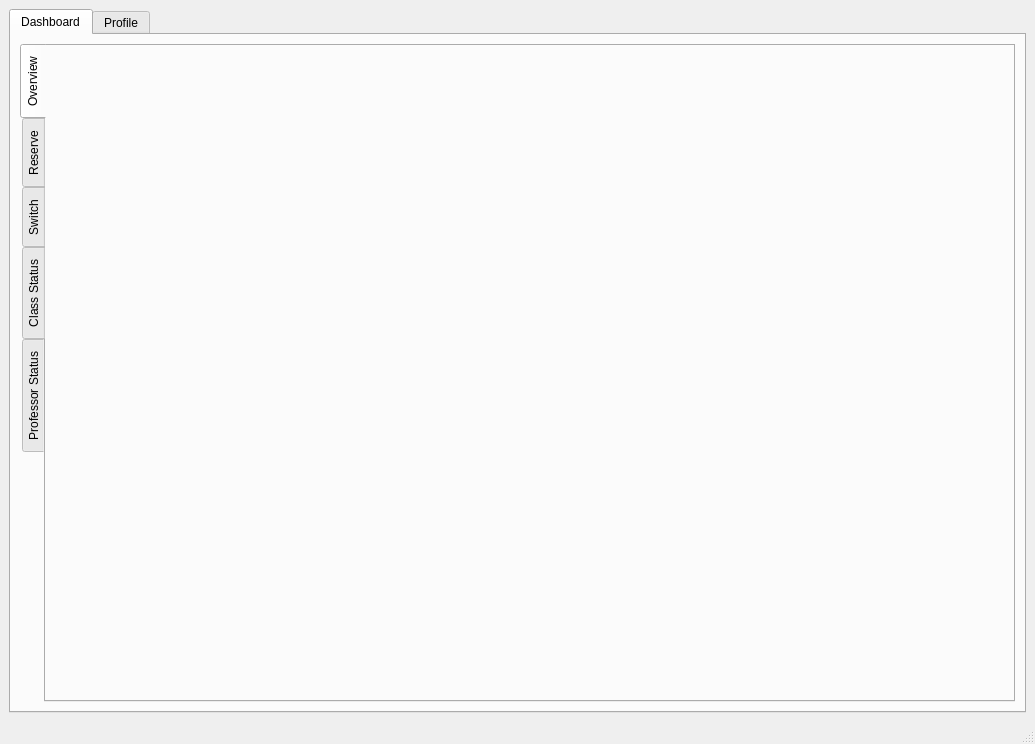
Old version of the form bms/mainwindow.ui in the repository MythicSTR/bms-project.
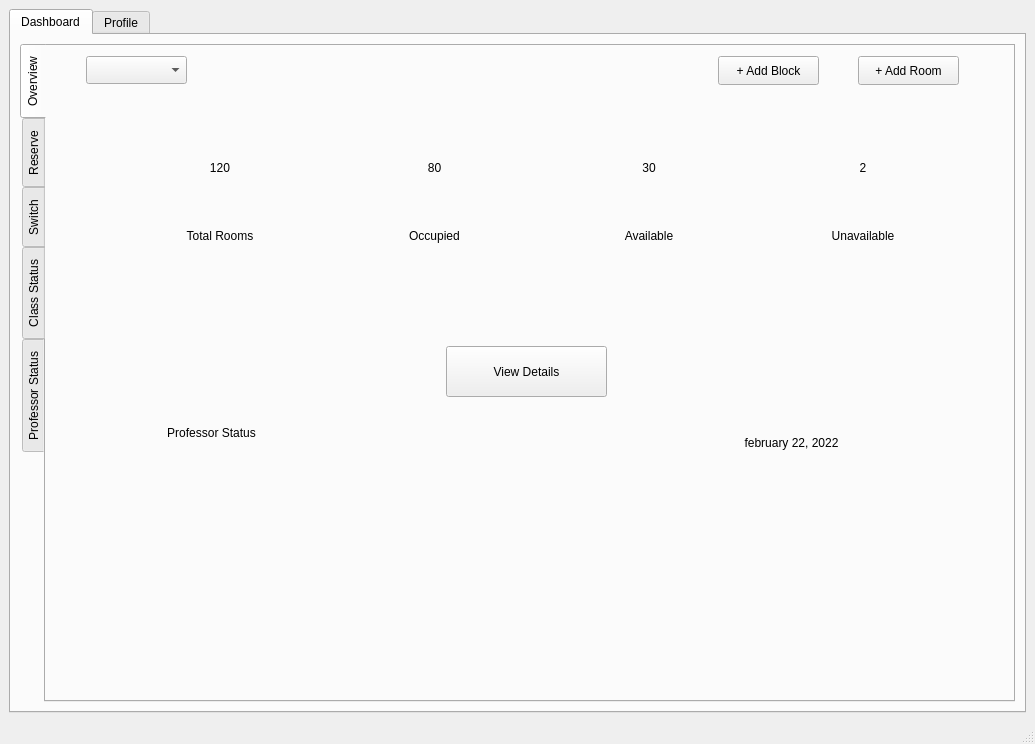
New version of the form. The open tabs and pages were chosen to show the change.

Commit message: added widgets to dashboard-overview

Diff of the .ui file:
```diff
--- a/bms/mainwindow.ui
+++ b/bms/mainwindow.ui
@@ -43,6 +43,195 @@
            <attribute name="title">
             <string>Overview</string>
            </attribute>
+           <widget class="QComboBox" name="comboBox_20">
+            <property name="geometry">
+             <rect>
+              <x>40</x>
+              <y>10</y>
+              <width>101</width>
+              <height>28</height>
+             </rect>
+            </property>
+           </widget>
+           <widget class="QLabel" name="label_27">
+            <property name="geometry">
+             <rect>
+              <x>610</x>
+              <y>390</y>
+              <width>271</width>
+              <height>91</height>
+             </rect>
+            </property>
+            <property name="text">
+             <string>february 22, 2022</string>
+            </property>
+            <property name="alignment">
+             <set>Qt::AlignHCenter|Qt::AlignTop</set>
+            </property>
+           </widget>
+           <widget class="QLabel" name="label_28">
+            <property name="geometry">
+             <rect>
+              <x>40</x>
+              <y>380</y>
+              <width>251</width>
+              <height>91</height>
+             </rect>
+            </property>
+            <property name="text">
+             <string>Professor Status</string>
+            </property>
+            <property name="alignment">
+             <set>Qt::AlignHCenter|Qt::AlignTop</set>
+            </property>
+           </widget>
+           <widget class="QPushButton" name="pushButton_4">
+            <property name="geometry">
+             <rect>
+              <x>400</x>
+              <y>300</y>
+              <width>161</width>
+              <height>51</height>
+             </rect>
+            </property>
+            <property name="text">
+             <string>View Details</string>
+            </property>
+           </widget>
+           <widget class="QPushButton" name="pushButton_5">
+            <property name="geometry">
+             <rect>
+              <x>672</x>
+              <y>10</y>
+              <width>101</width>
+              <height>29</height>
+             </rect>
+            </property>
+            <property name="text">
+             <string>+ Add Block</string>
+            </property>
+           </widget>
+           <widget class="QPushButton" name="pushButton_6">
+            <property name="geometry">
+             <rect>
+              <x>812</x>
+              <y>10</y>
+              <width>101</width>
+              <height>29</height>
+             </rect>
+            </property>
+            <property name="text">
+             <string>+ Add Room</string>
+            </property>
+           </widget>
+           <widget class="QWidget" name="">
+            <property name="geometry">
+             <rect>
+              <x>70</x>
+              <y>90</y>
+              <width>851</width>
+              <height>131</height>
+             </rect>
+            </property>
+            <layout class="QHBoxLayout" name="horizontalLayout_22">
+             <item>
+              <layout class="QVBoxLayout" name="verticalLayout_9">
+               <item>
+                <widget class="QLabel" name="label_25">
+                 <property name="text">
+                  <string>120</string>
+                 </property>
+                 <property name="alignment">
+                  <set>Qt::AlignCenter</set>
+                 </property>
+                </widget>
+               </item>
+               <item>
+                <widget class="QLabel" name="label_22">
+                 <property name="text">
+                  <string>Total Rooms</string>
+                 </property>
+                 <property name="alignment">
+                  <set>Qt::AlignCenter</set>
+                 </property>
+                </widget>
+               </item>
+              </layout>
+             </item>
+             <item>
+              <layout class="QVBoxLayout" name="verticalLayout_8">
+               <item>
+                <widget class="QLabel" name="label_29">
+                 <property name="text">
+                  <string>80</string>
+                 </property>
+                 <property name="alignment">
+                  <set>Qt::AlignCenter</set>
+                 </property>
+                </widget>
+               </item>
+               <item>
+                <widget class="QLabel" name="label_23">
+                 <property name="text">
+                  <string>Occupied</string>
+                 </property>
+                 <property name="alignment">
+                  <set>Qt::AlignCenter</set>
+                 </property>
+                </widget>
+               </item>
+              </layout>
+             </item>
+             <item>
+              <layout class="QVBoxLayout" name="verticalLayout_7">
+               <item>
+                <widget class="QLabel" name="label_30">
+                 <property name="text">
+                  <string>30</string>
+                 </property>
+                 <property name="alignment">
+                  <set>Qt::AlignCenter</set>
+                 </property>
+                </widget>
+               </item>
+               <item>
+                <widget class="QLabel" name="label_24">
+                 <property name="text">
+                  <string>Available</string>
+                 </property>
+                 <property name="alignment">
+                  <set>Qt::AlignCenter</set>
+                 </property>
+                </widget>
+               </item>
+              </layout>
+             </item>
+             <item>
+              <layout class="QVBoxLayout" name="verticalLayout_6">
+               <item>
+                <widget class="QLabel" name="label_31">
+                 <property name="text">
+                  <string>2</string>
+                 </property>
+                 <property name="alignment">
+                  <set>Qt::AlignCenter</set>
+                 </property>
+                </widget>
+               </item>
+               <item>
+                <widget class="QLabel" name="label_26">
+                 <property name="text">
+                  <string>Unavailable</string>
+                 </property>
+                 <property name="alignment">
+                  <set>Qt::AlignCenter</set>
+                 </property>
+                </widget>
+               </item>
+              </layout>
+             </item>
+            </layout>
+           </widget>
           </widget>
           <widget class="QWidget" name="tab_4">
            <attribute name="title">
```
Left out of the diff: 2 changed lines with no effect on the pictures.
